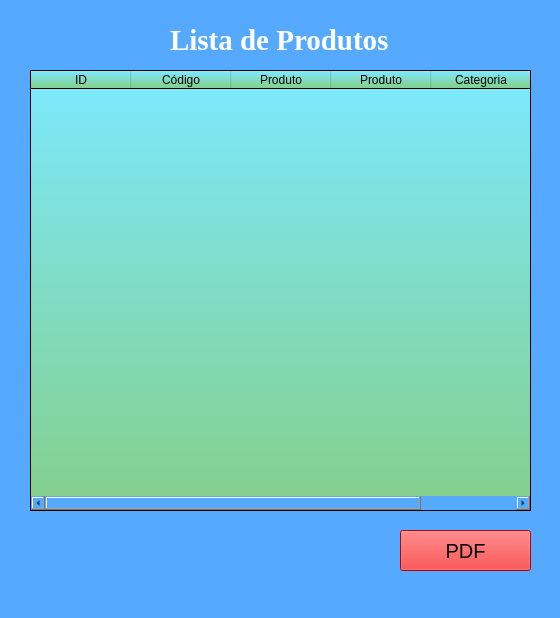
EzequielElion/product-registration, file Product.ui: the form before one commit.
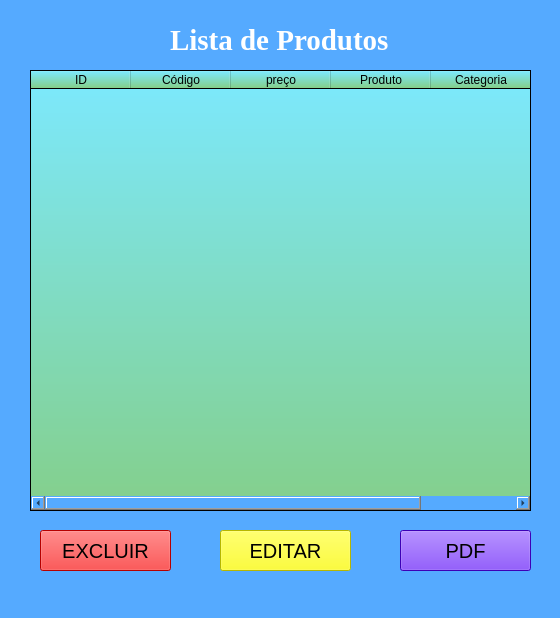
The form after the commit.

What changed in the file:
```diff
--- a/Product.ui
+++ b/Product.ui
@@ -74,6 +74,9 @@
      <string notr="true">background-color: qlineargradient(spread:pad, x1:0.517, y1:0, x2:0.517, y2:1, stop:0 rgba(124, 233, 255, 255), stop:1 rgba(132, 207, 138, 255));
 </string>
     </property>
+    <property name="showGrid">
+     <bool>false</bool>
+    </property>
     <column>
      <property name="text">
       <string>ID</string>
@@ -86,7 +89,7 @@
     </column>
     <column>
      <property name="text">
-      <string>Produto</string>
+      <string>preço</string>
      </property>
     </column>
     <column>
@@ -118,12 +121,61 @@
      </font>
     </property>
     <property name="styleSheet">
-     <string notr="true">background-color: rgb(255, 0, 0);</string>
+     <string notr="true">background-color: rgb(85, 0, 255);</string>
     </property>
     <property name="text">
      <string>PDF</string>
     </property>
    </widget>
+   <widget class="QPushButton" name="pushButton_2">
+    <property name="geometry">
+     <rect>
+      <x>40</x>
+      <y>530</y>
+      <width>131</width>
+      <height>41</height>
+     </rect>
+    </property>
+    <property name="font">
+     <font>
+      <pointsize>15</pointsize>
+      <italic>false</italic>
+      <strikeout>false</strikeout>
+      <kerning>true</kerning>
+     </font>
+    </property>
+    <property name="styleSheet">
+     <string notr="true">background-color: rgb(255, 0, 0);</string>
+    </property>
+    <property name="text">
+     <string>EXCLUIR</string>
+    </property>
+   </widget>
+   <widget class="QPushButton" name="pushButton_3">
+    <property name="geometry">
+     <rect>
+      <x>220</x>
+      <y>530</y>
+      <width>131</width>
+      <height>41</height>
+     </rect>
+    </property>
+    <property name="font">
+     <font>
+      <pointsize>15</pointsize>
+      <italic>false</italic>
+      <strikeout>false</strikeout>
+      <kerning>true</kerning>
+     </font>
+    </property>
+    <property name="styleSheet">
+     <string notr="true">background-color: rgb(255, 0, 0);
+background-color: rgb(255, 255, 0);</string>
+    </property>
+    <property name="text">
+     <string>EDITAR</string>
+    </property>
+   </widget>
   </widget>
   <widget class="QMenuBar" name="menubar">
    <property name="geometry">
```
